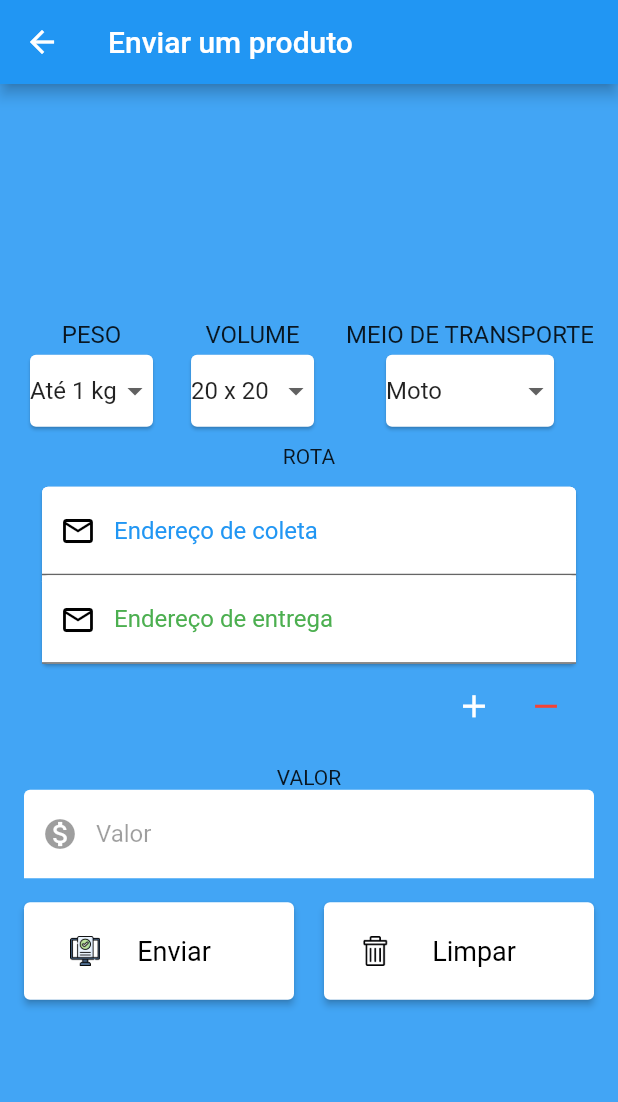
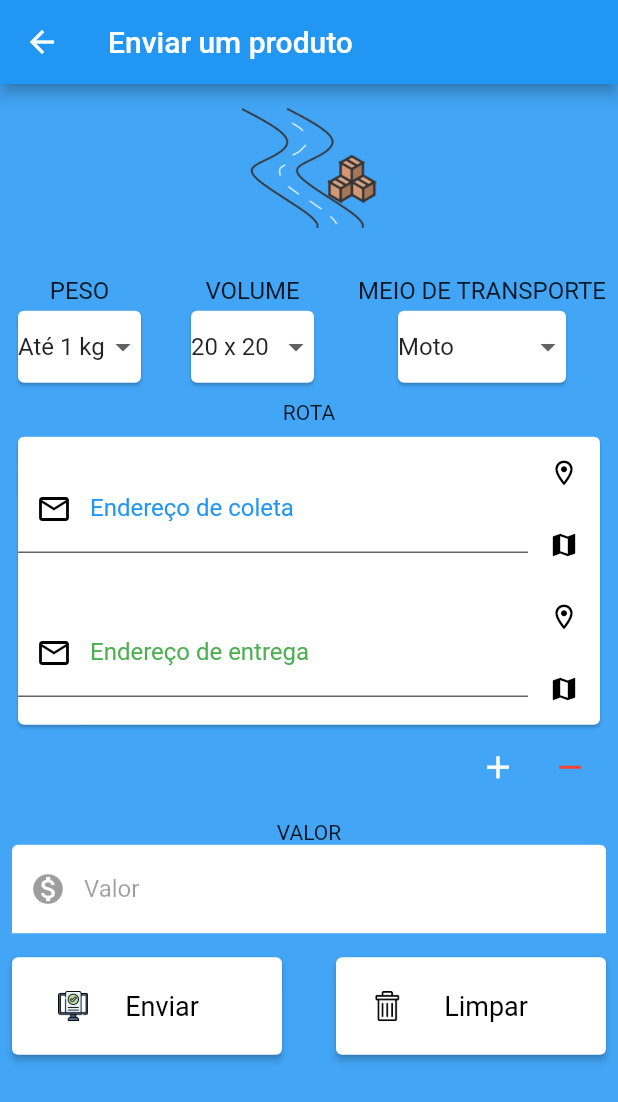
Before and after one commit to elielrj/levv_flutter, a Flutter app: the TelaEnviar screen opened by its route, on a phone screen of 412 x 824 dp. Shown: the top 1102 px of the screen. Run offline on Flutter 3.47's test engine with Material 2 defaults, Android fonts, the phone set to English and light mode, and no system bars; our stand-ins replace cloud_firestore, shared_preferences; missing offline and left inert: cloud_firestore_web, firebase_auth_web, firebase_core_web, shared_preferences_web; accounts and stored records are empty.

Commit message:
Lista de rotas atualizada. Acrescentado icones de mapa e localização.

```diff
--- a/lib/view/enviar/rota/enviar_rota.dart
+++ b/lib/view/enviar/rota/enviar_rota.dart
@@ -32,7 +32,7 @@ class _EnviarRotaState extends State<EnviarRota> {
                   index < widget.pedido.itensDoPedido.length;
                   index++)
                 Padding(
-                  padding: const EdgeInsets.all(8.0),
+                  padding: const EdgeInsets.only(top: 4.0, bottom: 4),
                   child: Column(
                     crossAxisAlignment: CrossAxisAlignment.center,
                     mainAxisAlignment: MainAxisAlignment.center,
--- a/lib/view/enviar/rota/item/enviar_rota_item_do_pedido.dart
+++ b/lib/view/enviar/rota/item/enviar_rota_item_do_pedido.dart
@@ -34,14 +34,32 @@ class _EnviarRotaItemDoPedidoState extends State<EnviarRotaItemDoPedido> {
     return Card(
       child: Column(
         children: [
-          _coleta(widget.itemDoPedido.coleta),
-          _entrega(widget.itemDoPedido.entrega),
+          Row(
+            children: [_coleta(widget.itemDoPedido.coleta), _icones()],
+          ),
+          Row(
+            children: [_entrega(widget.itemDoPedido.entrega), _icones()],
+          )
         ],
       ),
     );
   }
 
-  Widget _entrega(Endereco endereco) => TextField(
+  Widget _icones() => Column(children: [
+        IconButton(
+          icon: const Icon(Icons.location_on_outlined,size: 20,),
+          color: Colors.black,
+          onPressed: () => _buscarLocalizacao(),
+        ),
+        IconButton(
+          icon: const Icon(Icons.map,size: 20,),
+          color: Colors.black,
+          onPressed: () => _exibirMapa(),
+        )
+      ]);
+
+  Widget _entrega(Endereco endereco) => Expanded(
+    child: TextField(
           controller: _controllerEntrega,
           keyboardType: TextInputType.streetAddress,
           decoration: InputDecoration(
@@ -67,9 +85,11 @@ class _EnviarRotaItemDoPedidoState extends State<EnviarRotaItemDoPedido> {
               filled: true),
           onChanged: (texto) => _buscarSugestaoDeEndereco(texto),
           onSubmitted: _salvarEnderecoDeEntrega(),
+        ),
   );
 
-  Widget _coleta(Endereco endereco) => TextField(
+  Widget _coleta(Endereco endereco) => Expanded(
+    child: TextField(
           controller: _controllerColeta,
           keyboardType: TextInputType.streetAddress,
           decoration: InputDecoration(
@@ -94,6 +114,7 @@ class _EnviarRotaItemDoPedidoState extends State<EnviarRotaItemDoPedido> {
               filled: true),
           onChanged: (texto) => _buscarSugestaoDeEndereco(texto),
           onSubmitted: _salvarEnderecoDeColeta(),
+        ),
   );
 
   _limparEnderecoDeEntrega() {
@@ -109,7 +130,6 @@ class _EnviarRotaItemDoPedidoState extends State<EnviarRotaItemDoPedido> {
   }
 
   _salvarEnderecoDeColeta() {
-
     String enderecoDigitado = _controllerColeta.text.toString();
 
     //todo buscar objeto Endereço com o valor digitado
@@ -123,8 +143,7 @@ class _EnviarRotaItemDoPedidoState extends State<EnviarRotaItemDoPedido> {
             .nomeDoBairro("")
             .pertenceACidade(CidadeBuilder()
                 .comNome("")
-                .pertenceAoEstado(
-                    EstadoBuilder().comNome("").create())
+                .pertenceAoEstado(EstadoBuilder().comNome("").create())
                 .create())
             .create())
         .create();
@@ -133,7 +152,6 @@ class _EnviarRotaItemDoPedidoState extends State<EnviarRotaItemDoPedido> {
   }
 
   _salvarEnderecoDeEntrega() {
-
     String enderecoDigitado = _controllerEntrega.text.toString();
 
     //todo buscar objeto Endereço com o valor digitado
@@ -147,12 +165,21 @@ class _EnviarRotaItemDoPedidoState extends State<EnviarRotaItemDoPedido> {
             .nomeDoBairro("")
             .pertenceACidade(CidadeBuilder()
                 .comNome("")
-                .pertenceAoEstado(
-                    EstadoBuilder().comNome("").create())
+                .pertenceAoEstado(EstadoBuilder().comNome("").create())
                 .create())
             .create())
         .create();
 
     widget.itemDoPedido.coleta = endereco;
   }
+
+  _buscarLocalizacao() {
+    //todo exibir mapa
   }
+
+
+  _exibirMapa() {
+  //todo exibir mapa
+    }
+
+}
--- a/lib/view/enviar/tela_enviar.dart
+++ b/lib/view/enviar/tela_enviar.dart
@@ -8,6 +8,7 @@ import 'package:levv/view/enviar/rota/enviar_rota.dart';
 import 'package:levv/view/enviar/valor/enviar_valor.dart';
 import 'package:levv/view/enviar/volume/enviar_volume.dart';
 import 'package:levv/view/frontend/colors_levv.dart';
+import 'package:levv/view/frontend/image_levv.dart';
 import 'package:levv/view/frontend/text_levv.dart';
 
 import '../../model/bo/pedido/Pedido.dart';
@@ -32,12 +33,17 @@ class _TelaEnviarState extends State<TelaEnviar> {
       appBar: AppBar(
         title: const Text(TextLevv.ENVIAR_UM_PRODUTO),
       ),
-      body: Container(
-        padding: const EdgeInsets.all(16),
-        alignment: Alignment.center,
-        child: SingleChildScrollView(
+      body: SingleChildScrollView(
+        padding: const EdgeInsets.only(bottom: 32, top: 16,right: 8, left: 8),
         child: Column(
           children: [
+            Padding(
+              padding: const EdgeInsets.only(bottom: 32),
+              child: Image.asset(
+                ImageLevv.LOGO_DO_APP_LEVV,
+                width: 90,
+              ),
+            ),
             Center(
               child: Row(
                 mainAxisAlignment: MainAxisAlignment.spaceBetween,
@@ -70,7 +76,6 @@ class _TelaEnviarState extends State<TelaEnviar> {
           ],
         ),
       ),
-      ),
     );
   }
 }
```
Also changed, not shown: 4 other files. Lines whose indentation alone changed are shown as unchanged.
